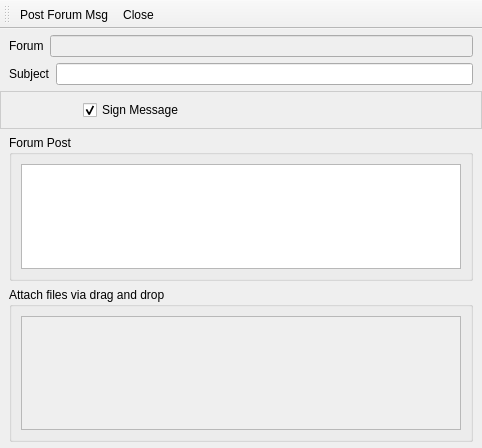
Above: retroshare-gui/src/gui/gxsforums/CreateGxsForumMsg.ui from RetroShare/RetroShare before the change. Below: the same form after it.
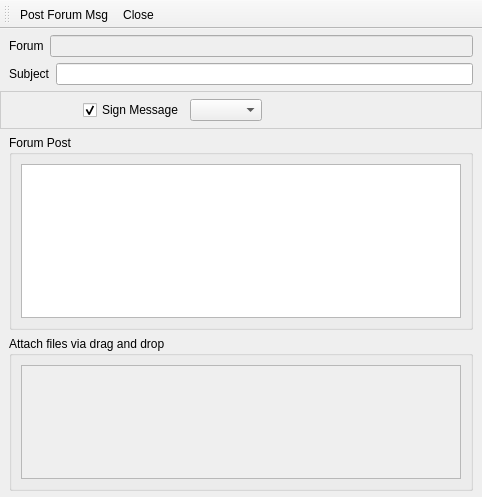
That is the form after the change. Icons and pictures are not drawn. Custom widgets are drawn as their Qt base class.

Commit message: Added Identity stuff into the GUI.  - Generic Classes: 	- GxsIdChooser: gets a list of current OwnIds for user to select AuthorId. 	- GxsIdLabel: retrieves and displays Author Information. 	- GxsIdTreeWidgetItem: retrieves and displays Author Information, in specified column.  - Added GxsIdChooser into GxsGroupDialog & CreateGxsForumMsg.  - Added GxsIdTreeWidgetItem into Forum Thread listings.

```diff
--- a/retroshare-gui/src/gui/gxsforums/CreateGxsForumMsg.ui
+++ b/retroshare-gui/src/gui/gxsforums/CreateGxsForumMsg.ui
@@ -10,7 +10,7 @@
     <x>0</x>
     <y>0</y>
     <width>482</width>
-    <height>448</height>
+    <height>497</height>
    </rect>
   </property>
   <property name="windowTitle">
@@ -180,6 +180,9 @@
            </property>
           </widget>
          </item>
+         <item>
+          <widget class="GxsIdChooser" name="idChooser"/>
+         </item>
          <item>
           <spacer>
            <property name="orientation">
@@ -246,8 +249,8 @@
                <string notr="true">&lt;!DOCTYPE HTML PUBLIC &quot;-//W3C//DTD HTML 4.0//EN&quot; &quot;http://www.w3.org/TR/REC-html40/strict.dtd&quot;&gt;
 &lt;html&gt;&lt;head&gt;&lt;meta name=&quot;qrichtext&quot; content=&quot;1&quot; /&gt;&lt;style type=&quot;text/css&quot;&gt;
 p, li { white-space: pre-wrap; }
-&lt;/style&gt;&lt;/head&gt;&lt;body style=&quot; font-family:'MS Shell Dlg 2'; font-size:8.25pt; font-weight:400; font-style:normal;&quot;&gt;
-&lt;p style=&quot;-qt-paragraph-type:empty; margin-top:0px; margin-bottom:0px; margin-left:0px; margin-right:0px; -qt-block-indent:0; text-indent:0px; font-size:8pt;&quot;&gt;&lt;/p&gt;&lt;/body&gt;&lt;/html&gt;</string>
+&lt;/style&gt;&lt;/head&gt;&lt;body style=&quot; font-family:'Sans'; font-size:10pt; font-weight:400; font-style:normal;&quot;&gt;
+&lt;p style=&quot;-qt-paragraph-type:empty; margin-top:0px; margin-bottom:0px; margin-left:0px; margin-right:0px; -qt-block-indent:0; text-indent:0px; font-family:'MS Shell Dlg 2'; font-size:8pt;&quot;&gt;&lt;/p&gt;&lt;/body&gt;&lt;/html&gt;</string>
               </property>
              </widget>
             </item>
@@ -319,6 +322,11 @@
   </action>
  </widget>
  <customwidgets>
+  <customwidget>
+   <class>GxsIdChooser</class>
+   <extends>QComboBox</extends>
+   <header>gui/gxs/GxsIdChooser.h</header>
+  </customwidget>
   <customwidget>
    <class>HashBox</class>
    <extends>QScrollArea</extends>
```
The commit also changes 13 other files.
